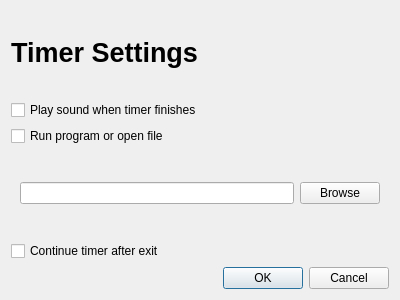
Old version of the form settingstimerdialog.ui in the repository fuw4kr/SmartClock.
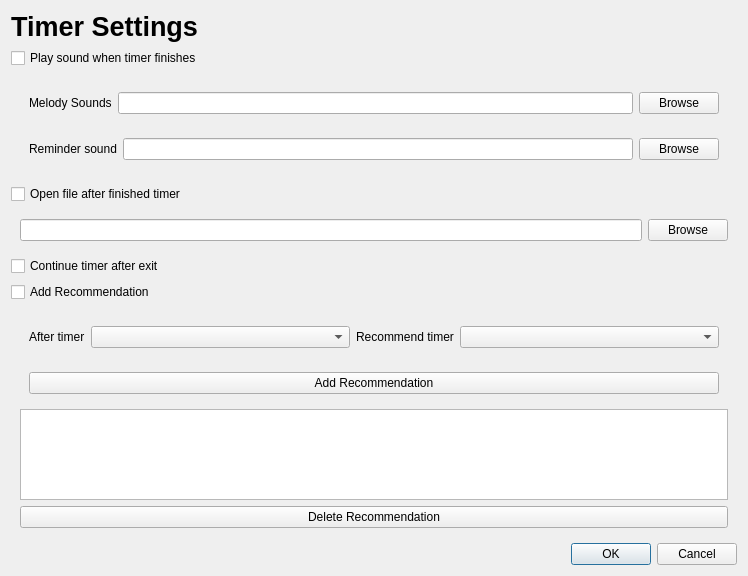
New version of the form.

Commit message: Implement advanced Smart Timer system

The edit to the form file:
```diff
--- a/settingstimerdialog.ui
+++ b/settingstimerdialog.ui
@@ -6,13 +6,15 @@
    <rect>
     <x>0</x>
     <y>0</y>
-    <width>400</width>
-    <height>300</height>
+    <width>748</width>
+    <height>576</height>
    </rect>
   </property>
   <property name="windowTitle">
    <string>Dialog</string>
   </property>
+  <layout class="QVBoxLayout" name="verticalLayout_2">
+   <item>
   <layout class="QVBoxLayout" name="verticalLayout">
    <item>
     <widget class="QLabel" name="label">
@@ -34,16 +36,68 @@
      </property>
     </widget>
    </item>
+     <item>
+      <widget class="QWidget" name="widget_3" native="true">
+       <layout class="QVBoxLayout" name="verticalLayout_3">
+        <item>
+         <widget class="QWidget" name="widget" native="true">
+          <layout class="QHBoxLayout" name="horizontalLayout">
+           <item>
+            <widget class="QLabel" name="lblMelodySoundPath">
+             <property name="text">
+              <string>Melody Sounds</string>
+             </property>
+            </widget>
+           </item>
+           <item>
+            <widget class="QLineEdit" name="lineMelodyPath"/>
+           </item>
+           <item>
+            <widget class="QPushButton" name="btnMelodyPath">
+             <property name="text">
+              <string>Browse</string>
+             </property>
+            </widget>
+           </item>
+          </layout>
+         </widget>
+        </item>
+        <item>
+         <widget class="QWidget" name="widget_2" native="true">
+          <layout class="QHBoxLayout" name="horizontalLayout_2">
+           <item>
+            <widget class="QLabel" name="lblReminderSoundPath">
+             <property name="text">
+              <string>Reminder sound</string>
+             </property>
+            </widget>
+           </item>
+           <item>
+            <widget class="QLineEdit" name="lineReminderPath"/>
+           </item>
+           <item>
+            <widget class="QPushButton" name="btnReminderPath">
+             <property name="text">
+              <string>Browse</string>
+             </property>
+            </widget>
+           </item>
+          </layout>
+         </widget>
+        </item>
+       </layout>
+      </widget>
+     </item>
    <item>
     <widget class="QCheckBox" name="checkAction">
      <property name="text">
-      <string>Run program or open file</string>
+        <string>Open file after finished timer</string>
      </property>
     </widget>
    </item>
    <item>
     <widget class="QWidget" name="widgetFileSelect" native="true">
-     <layout class="QHBoxLayout" name="horizontalLayout">
+       <layout class="QHBoxLayout" name="horizontalLayout_3">
       <item>
        <widget class="QLineEdit" name="lineEditPath"/>
       </item>
@@ -64,12 +118,86 @@
      </property>
     </widget>
    </item>
+     <item>
+      <widget class="QCheckBox" name="checkBox">
+       <property name="text">
+        <string>Add Recommendation</string>
+       </property>
+      </widget>
+     </item>
+     <item>
+      <widget class="QWidget" name="widgetRecommendations" native="true">
+       <layout class="QVBoxLayout" name="verticalLayout_4">
+        <item>
+         <widget class="QWidget" name="widget_4" native="true">
+          <layout class="QHBoxLayout" name="horizontalLayout_4" stretch="0,4,0,4">
+           <item>
+            <widget class="QLabel" name="labelFrom">
+             <property name="text">
+              <string>After timer</string>
+             </property>
+            </widget>
+           </item>
+           <item>
+            <widget class="QComboBox" name="comboFrom"/>
+           </item>
+           <item>
+            <widget class="QLabel" name="labelTo">
+             <property name="text">
+              <string>Recommend timer</string>
+             </property>
+            </widget>
+           </item>
+           <item>
+            <widget class="QComboBox" name="comboTo"/>
+           </item>
+          </layout>
+         </widget>
+        </item>
+        <item>
+         <widget class="QWidget" name="widget_5" native="true">
+          <layout class="QHBoxLayout" name="horizontalLayout_5">
+           <item>
+            <widget class="QPushButton" name="btnAdd">
+             <property name="text">
+              <string>Add Recommendation</string>
+             </property>
+            </widget>
+           </item>
+          </layout>
+         </widget>
+        </item>
+        <item>
+         <widget class="QTableWidget" name="tableRecommendations">
+          <property name="enabled">
+           <bool>true</bool>
+          </property>
+         </widget>
+        </item>
+        <item>
+         <widget class="QPushButton" name="btnRemove">
+          <property name="text">
+           <string>Delete Recommendation</string>
+          </property>
+          <property name="iconSize">
+           <size>
+            <width>16</width>
+            <height>16</height>
+           </size>
+          </property>
+         </widget>
+        </item>
+       </layout>
+      </widget>
+     </item>
    <item>
     <widget class="QDialogButtonBox" name="buttonBox">
      <property name="standardButtons">
       <set>QDialogButtonBox::StandardButton::Cancel|QDialogButtonBox::StandardButton::Ok</set>
      </property>
     </widget>
+     </item>
+    </layout>
    </item>
   </layout>
  </widget>
```
Lines whose indentation alone changed are shown as unchanged. The commit also changes 19 other files.
